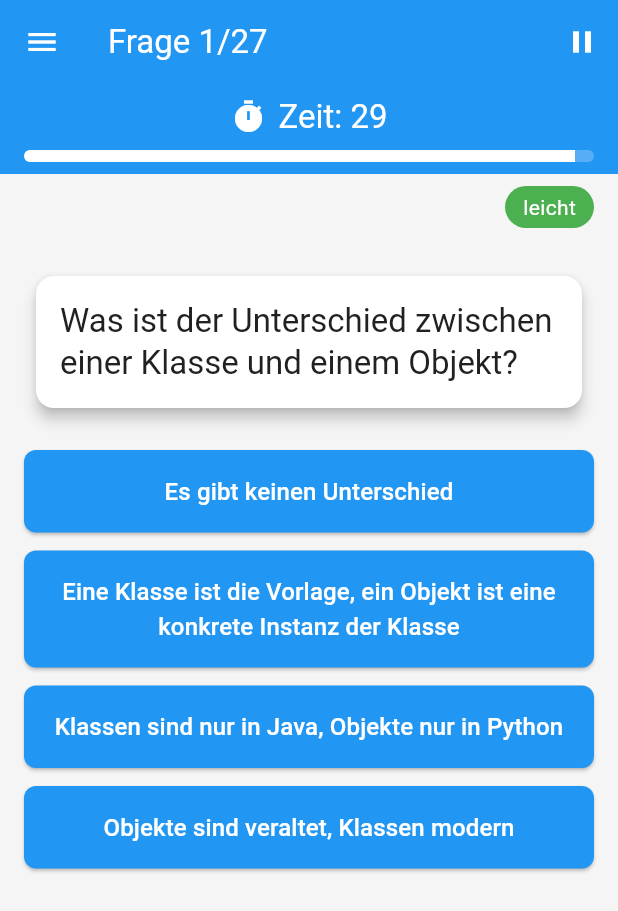
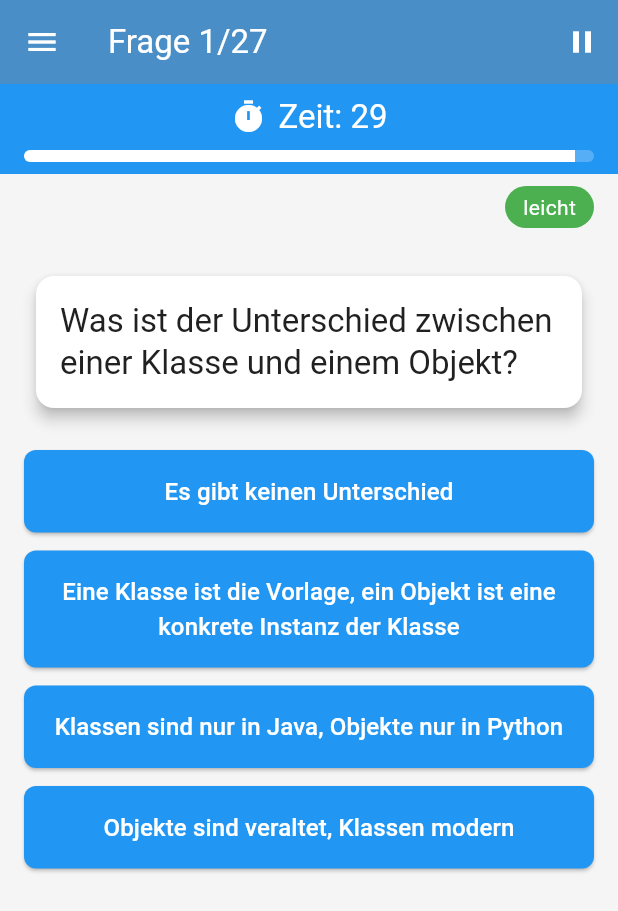
Before and after one commit to Ragnar-dot/Learnings, a Flutter app: the screen it shows after launch, after a tap on "Quiz starten", after a tap on "Softwareentwicklung", on a phone screen of 412 x 824 dp. Shown: the top 911 px of the screen. Run offline on Flutter 3.47's test engine with Material 3 defaults, Android fonts, the phone set to English and light mode, and no system bars; our stand-ins replace shared_preferences.

Commit message:
changeAppBarColor

```diff
--- a/lib/theme/app_theme.dart
+++ b/lib/theme/app_theme.dart
@@ -41,7 +41,7 @@ class AppTheme {
       ),
     ),
     appBarTheme: const AppBarTheme(
-      backgroundColor: primaryColor,
+      backgroundColor: Color.fromARGB(255, 73, 142, 199),
       foregroundColor: Colors.white,
       elevation: 0,
     ),
```
